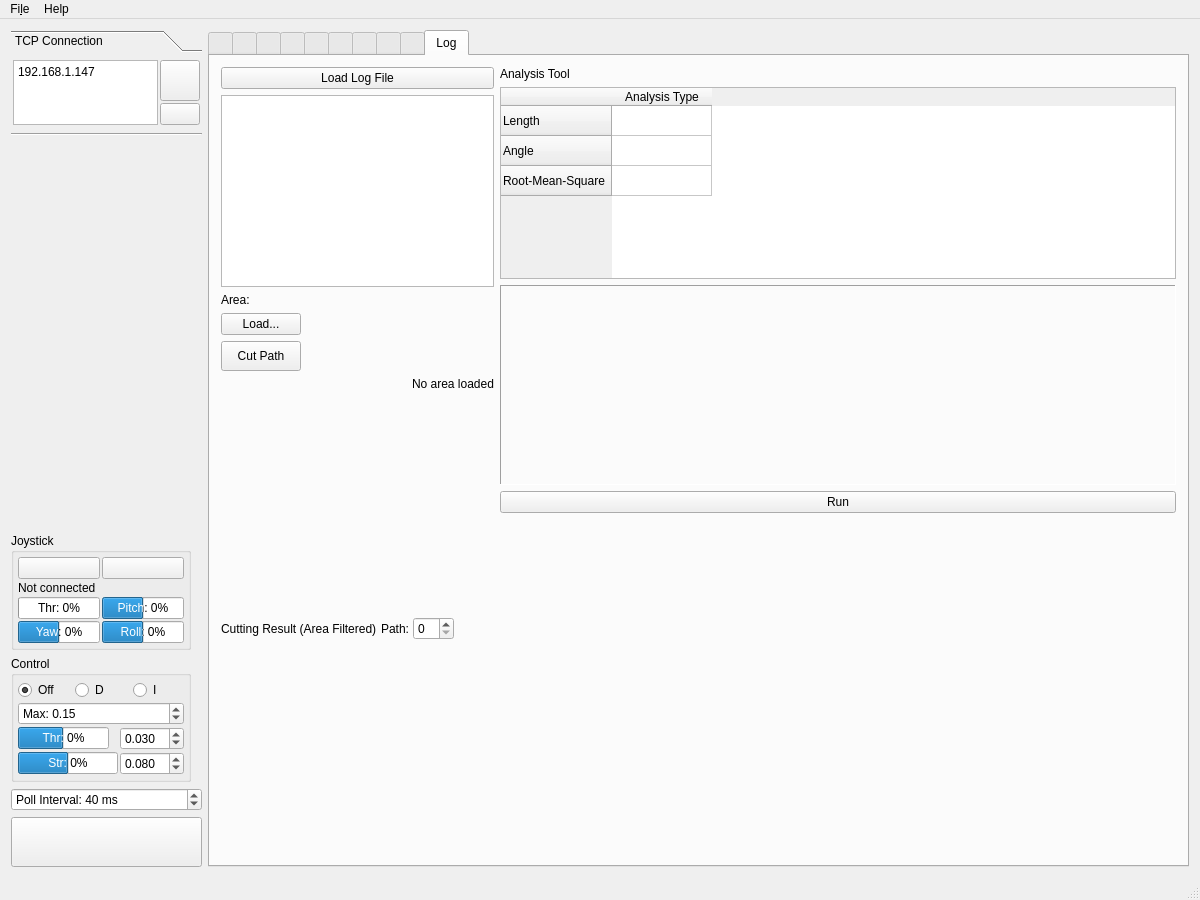
First picture: the form in Linux/RControlStation/mainwindow.ui, repository GunnarLarssonSLU/rise_sdvp, before the edit.
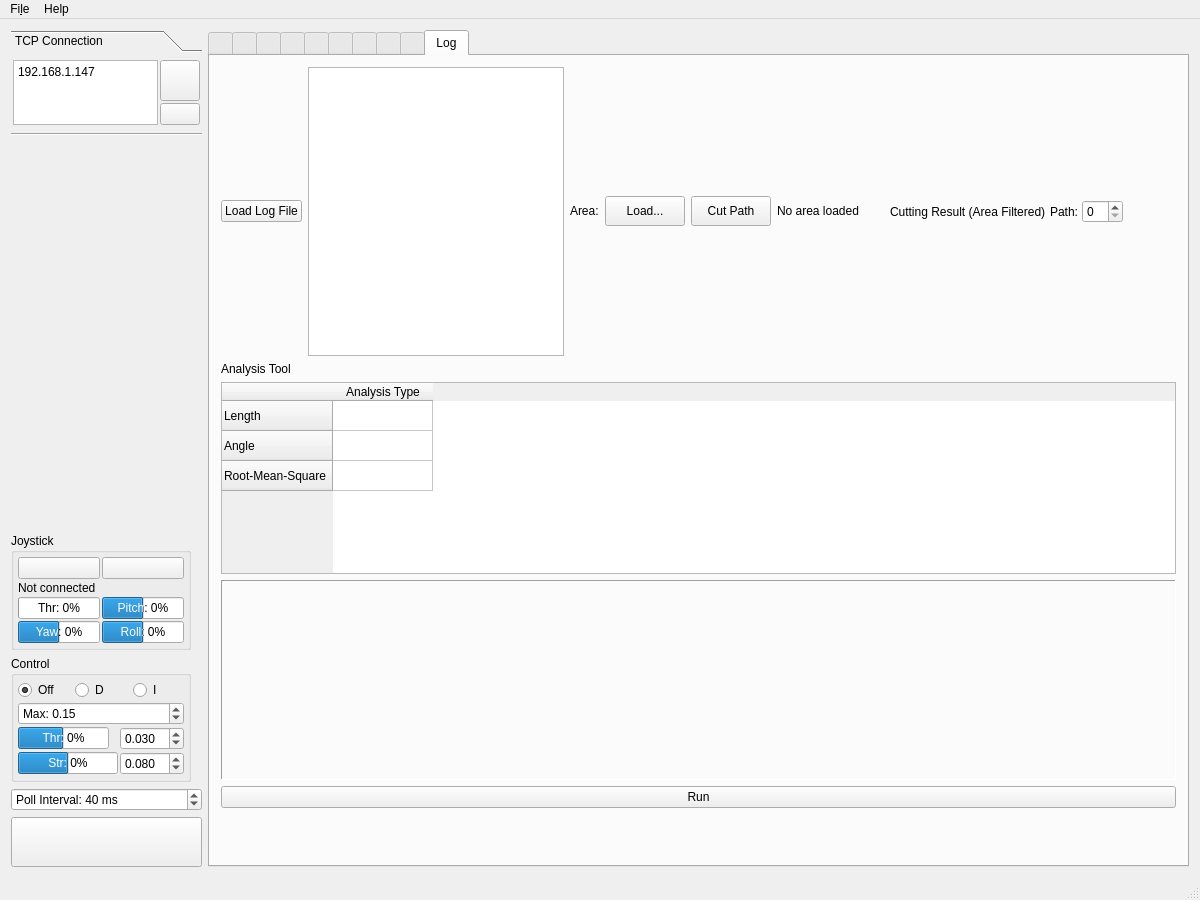
Second picture: the form after the edit. Icons and pictures are not drawn. Custom widgets are drawn as their Qt base class.

Commit message: start restructure layout

Patch:
```diff
--- a/Linux/RControlStation/mainwindow.ui
+++ b/Linux/RControlStation/mainwindow.ui
@@ -3514,12 +3514,9 @@
        <attribute name="title">
         <string>Log</string>
        </attribute>
-       <layout class="QHBoxLayout" name="hBoxLayoutMain" stretch="0,1">
+       <layout class="QVBoxLayout" name="vBoxLayoutMain" stretch="">
         <item>
-         <layout class="QVBoxLayout" name="vBoxDisplay" stretch="0,0,0,0,1,0,1,0,0,0">
-          <property name="sizeConstraint">
-           <enum>QLayout::SizeConstraint::SetDefaultConstraint</enum>
-          </property>
+         <layout class="QHBoxLayout" name="hBoxDisplay" stretch="0,0,0,0,1,0,1,0,0,0">
           <item>
            <widget class="QPushButton" name="pushButtonLoadLogFile">
             <property name="text">
@@ -3528,7 +3525,7 @@
            </widget>
           </item>
           <item>
-           <widget class="QListView" name="listLogfilesView"/>
+           <widget class="QListView" name="listLogfilesView" />
           </item>
           <item>
            <widget class="QLabel" name="labelAreaFile">
@@ -3689,7 +3686,13 @@
             </property>
            </widget>
           </item>
-         </layout>
+         <property name="sizeConstraint">
+          <enum>QLayout::SizeConstraint::SetFixedSize</enum>
+         </property>
+         <property name="maximumHeight">
+          <number>200</number>
+         </property>
+        </layout>
         </item>
         <item>
          <layout class="QVBoxLayout" name="vBoxTools">
@@ -3966,7 +3969,7 @@
    </property>
   </action>
  </widget>
- <layoutdefault spacing="6" margin="11"/>
+ <layoutdefault spacing="6" margin="11" />
  <customwidgets>
   <customwidget>
    <class>MapWidget</class>
```
Left out of the diff: 186 changed lines with no effect on the pictures.
